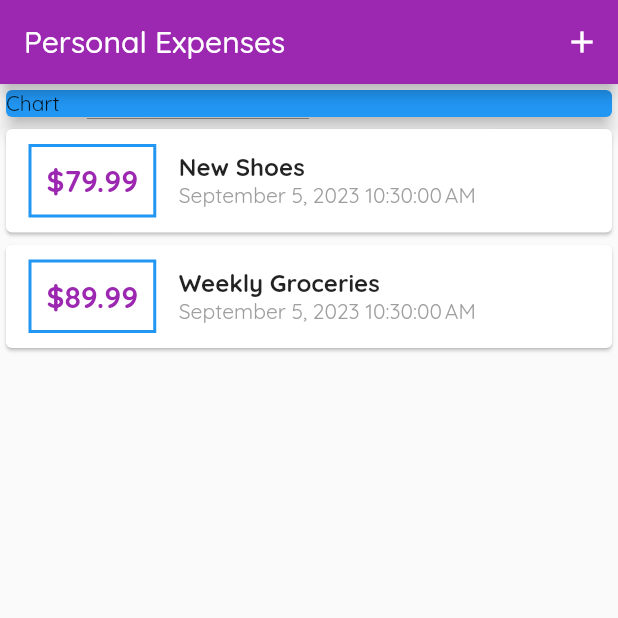
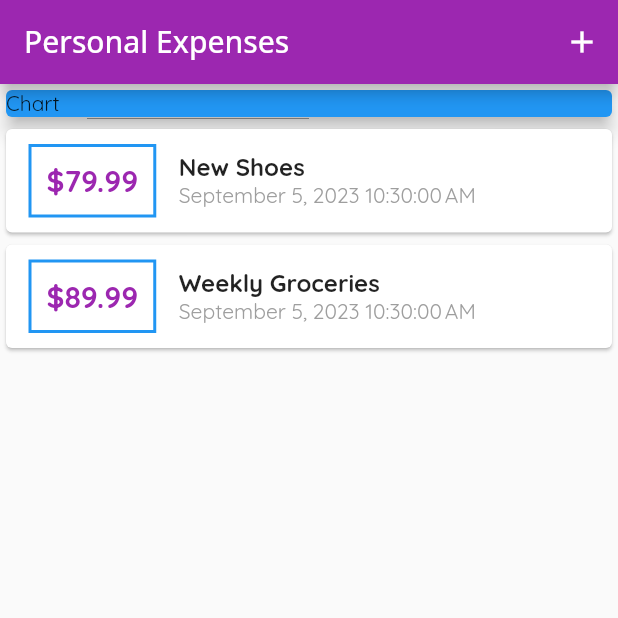
Before and after one commit to FARHADGULL/personal_expenses_app, a Flutter app: the screen it shows after launch, on a phone screen of 412 x 824 dp, the top half of it. Run offline on Flutter 3.47's test engine with Material 2 defaults, Android fonts, the phone set to English and light mode, and no system bars.

Commit message:
Update main.dart

```diff
--- a/lib/main.dart
+++ b/lib/main.dart
@@ -71,7 +71,10 @@ class _MyHomePageState extends State<MyHomePage> {
   Widget build(BuildContext context) {
     return Scaffold(
       appBar: AppBar(
-        title: const Text('Personal Expenses'),
+        title: const Text(
+          'Personal Expenses',
+          style: TextStyle(fontFamily: 'OpenSans'),
+        ),
         actions: [
           IconButton(
             onPressed: () => _startAddNewTransaction(context),
```
